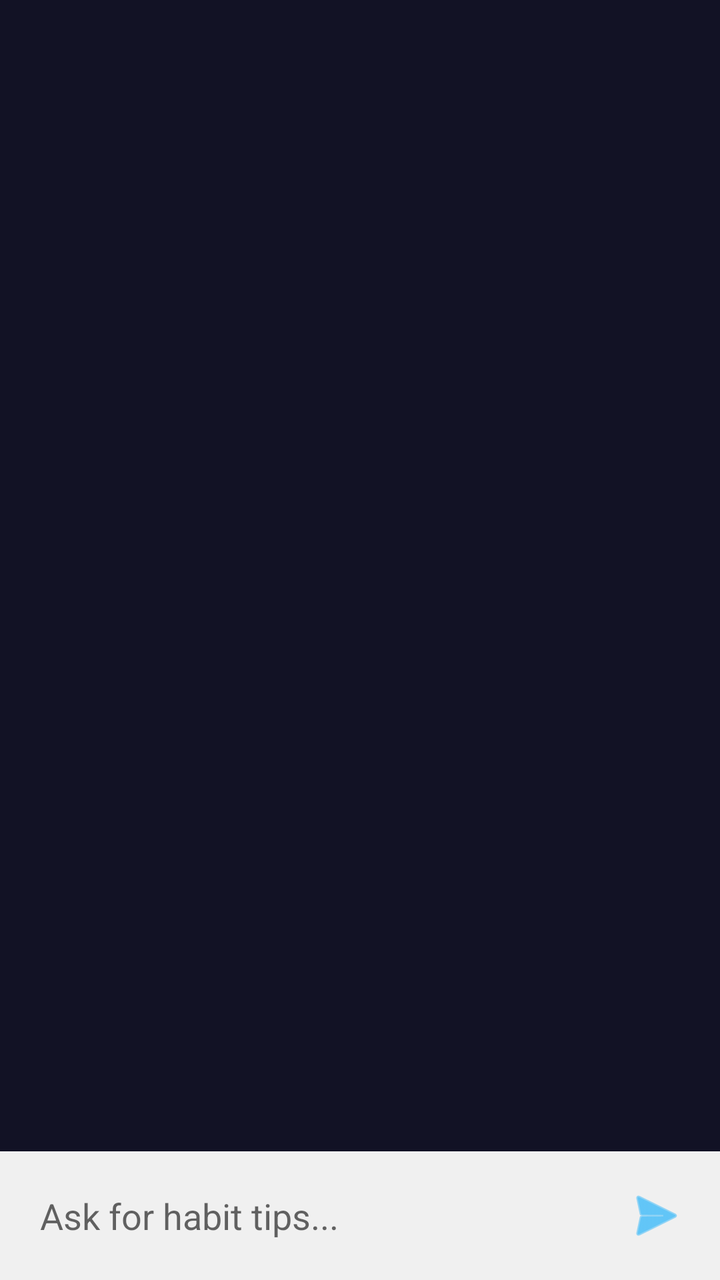
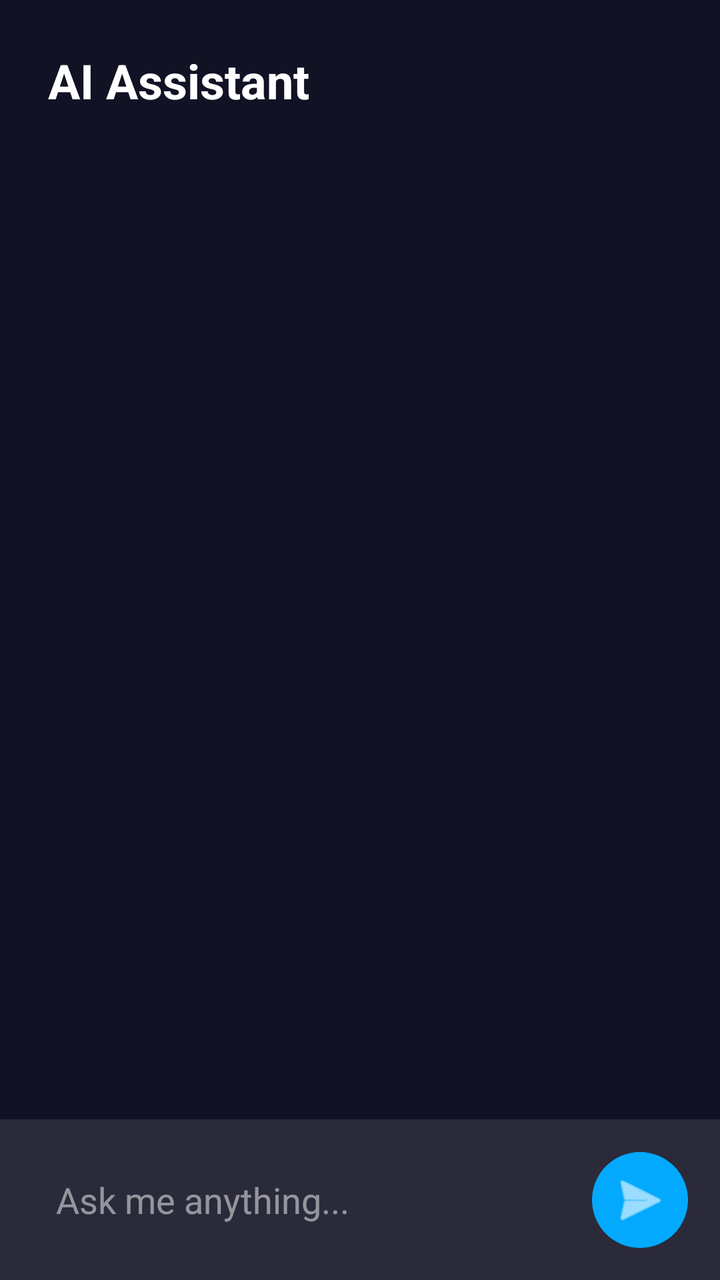

Two renders of the same Android screen: before a commit and after it. Below are the layout's source before the change and the commit's diff.
<!-- AndroidManifest.xml: application theme Theme.Lab4 -->
<!-- res/layout/fragment_ai_assistant.xml -->
<?xml version="1.0" encoding="utf-8"?>
<androidx.constraintlayout.widget.ConstraintLayout xmlns:android="http://schemas.android.com/apk/res/android"
    xmlns:app="http://schemas.android.com/apk/res-auto"
    xmlns:tools="http://schemas.android.com/tools"
    android:layout_width="match_parent"
    android:layout_height="match_parent"
    tools:context=".ui.ai.AIAssistantFragment">

    <androidx.recyclerview.widget.RecyclerView
        android:id="@+id/chatRecyclerView"
        android:layout_width="0dp"
        android:layout_height="0dp"
        android:layout_marginBottom="8dp"
        app:layout_constraintBottom_toTopOf="@id/inputContainer"
        app:layout_constraintEnd_toEndOf="parent"
        app:layout_constraintStart_toStartOf="parent"
        app:layout_constraintTop_toTopOf="parent" />

    <LinearLayout
        android:id="@+id/inputContainer"
        android:layout_width="0dp"
        android:layout_height="wrap_content"
        android:orientation="horizontal"
        android:padding="8dp"
        android:background="#F0F0F0"
        app:layout_constraintBottom_toBottomOf="parent"
        app:layout_constraintEnd_toEndOf="parent"
        app:layout_constraintStart_toStartOf="parent">

        <EditText
            android:id="@+id/messageEditText"
            android:layout_width="0dp"
            android:layout_height="wrap_content"
            android:layout_weight="1"
            android:hint="Ask for habit tips..."
            android:inputType="textMultiLine"
            android:maxLines="4"
            android:background="@android:color/transparent"
            android:padding="12dp" />

        <ImageButton
            android:id="@+id/sendButton"
            android:layout_width="48dp"
            android:layout_height="48dp"
            android:src="@android:drawable/ic_menu_send"
            android:background="?attr/selectableItemBackgroundBorderless"
            android:contentDescription="Send"
            app:tint="?attr/colorPrimary" />

    </LinearLayout>

</androidx.constraintlayout.widget.ConstraintLayout>
<!-- resources referenced by this layout -->
<resources>
  <style name="Theme.Lab4" parent="Theme.MaterialComponents.DayNight.NoActionBar">
          
          <item name="colorPrimary">@color/purple_500</item>
          <item name="colorPrimaryVariant">@color/purple_700</item>
          <item name="colorOnPrimary">@color/white</item>
          
          <item name="colorSecondary">@color/teal_200</item>
          <item name="colorSecondaryVariant">@color/teal_700</item>
          <item name="colorOnSecondary">@color/black</item>
          
          <item name="android:statusBarColor">@color/dark_blue_bg</item>
          
          <item name="android:windowBackground">@color/dark_blue_bg</item>
          
          <item name="android:textColor">@color/white</item>
          <item name="android:textColorPrimary">@color/white</item>
          <item name="android:textColorSecondary">@android:color/darker_gray</item>
          
      </style>
  <color name="purple_500">#03a9fc</color>
  <color name="purple_700">#03a9fc</color>
  <color name="white">#FFFFFFFF</color>
  <color name="teal_200">#FF03DAC5</color>
  <color name="teal_700">#FF018786</color>
  <color name="black">#FF000000</color>
  <color name="dark_blue_bg">#121225</color>
</resources>

<!-- the commit's change to res/layout/fragment_ai_assistant.xml (unified diff, before → after) -->
@@ -4,48 +4,63 @@
     xmlns:tools="http://schemas.android.com/tools"
     android:layout_width="match_parent"
     android:layout_height="match_parent"
+    android:background="@color/dark_blue_bg"
     tools:context=".ui.ai.AIAssistantFragment">
+
+    <TextView
+        android:id="@+id/headerTitle"
+        android:layout_width="wrap_content"
+        android:layout_height="wrap_content"
+        android:text="AI Assistant"
+        android:textColor="@color/white"
+        android:textSize="24sp"
+        android:textStyle="bold"
+        app:layout_constraintTop_toTopOf="parent"
+        app:layout_constraintStart_toStartOf="parent"
+        android:layout_margin="24dp" />
 
     <androidx.recyclerview.widget.RecyclerView
         android:id="@+id/chatRecyclerView"
         android:layout_width="0dp"
         android:layout_height="0dp"
-        android:layout_marginBottom="8dp"
-        app:layout_constraintBottom_toTopOf="@id/inputContainer"
+        app:layout_constraintTop_toBottomOf="@id/headerTitle"
+        app:layout_constraintBottom_toTopOf="@+id/inputLayout"
+        app:layout_constraintStart_toStartOf="parent"
         app:layout_constraintEnd_toEndOf="parent"
-        app:layout_constraintStart_toStartOf="parent"
-        app:layout_constraintTop_toTopOf="parent" />
+        android:layout_marginBottom="8dp"/>
 
     <LinearLayout
-        android:id="@+id/inputContainer"
+        android:id="@+id/inputLayout"
         android:layout_width="0dp"
         android:layout_height="wrap_content"
         android:orientation="horizontal"
-        android:padding="8dp"
-        android:background="#F0F0F0"
+        android:padding="16dp"
+        android:background="#1AFFFFFF"
         app:layout_constraintBottom_toBottomOf="parent"
-        app:layout_constraintEnd_toEndOf="parent"
-        app:layout_constraintStart_toStartOf="parent">
+        app:layout_constraintStart_toStartOf="parent"
+        app:layout_constraintEnd_toEndOf="parent">
 
         <EditText
-            android:id="@+id/messageEditText"
+            android:id="@+id/messageInput"
             android:layout_width="0dp"
             android:layout_height="wrap_content"
             android:layout_weight="1"
-            android:hint="Ask for habit tips..."
-            android:inputType="textMultiLine"
-            android:maxLines="4"
-            android:background="@android:color/transparent"
-            android:padding="12dp" />
+            android:background="@null"
+            android:hint="Ask me anything..."
+            android:textColor="@color/white"
+            android:textColorHint="#80FFFFFF"
+            android:padding="12dp"
+            android:inputType="textCapSentences|textMultiLine"
+            android:maxLines="3"/>
 
         <ImageButton
             android:id="@+id/sendButton"
             android:layout_width="48dp"
             android:layout_height="48dp"
+            android:background="@drawable/circle_button_bg"
             android:src="@android:drawable/ic_menu_send"
-            android:background="?attr/selectableItemBackgroundBorderless"
-            android:contentDescription="Send"
-            app:tint="?attr/colorPrimary" />
+            app:tint="@color/white"
+            android:layout_gravity="bottom"/>
 
     </LinearLayout>
 
<!-- resource entries referenced after the edit -->
@@ -19,9 +19,16 @@
           <item name="android:textColorSecondary">@android:color/darker_gray</item>
           
       </style>
+  <color name="purple_200">#03a9fc</color>
   <color name="purple_500">#03a9fc</color>
   <color name="purple_700">#03a9fc</color>
   <color name="white">#FFFFFFFF</color>
+  <!-- drawable circle_button_bg (drawable) -->
+  <?xml version="1.0" encoding="utf-8"?>
+  <shape xmlns:android="http://schemas.android.com/apk/res/android"
+      android:shape="oval">
+      <solid android:color="@color/purple_200" />
+  </shape>
   <color name="teal_200">#FF03DAC5</color>
   <color name="teal_700">#FF018786</color>
   <color name="black">#FF000000</color>
